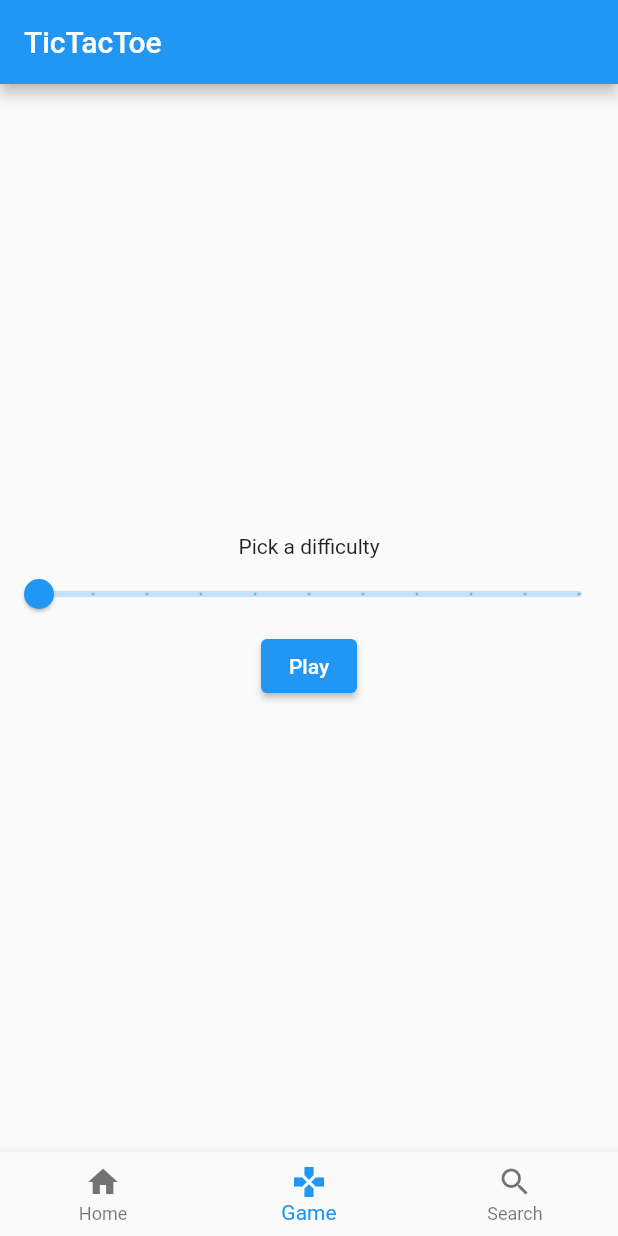
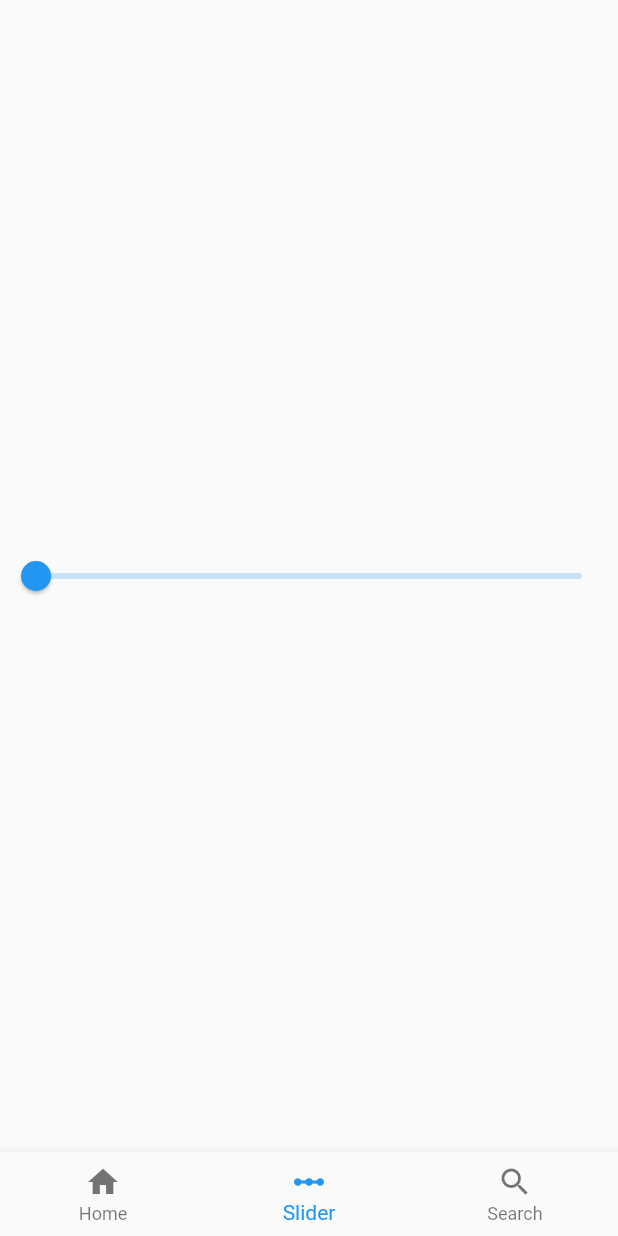
Before and after one commit to mt-akar/bottom_nav_layout, a Flutter app: the screen it shows after launch, item 2 of the bottom bar chosen, on a phone screen of 412 x 824 dp. Run offline on Flutter 3.47's test engine with Material 2 defaults, Android fonts, the phone set to English and light mode, and no system bars; our stand-ins replace salomon_bottom_bar.

Commit message:
Example code refined

```diff
--- a/example/lib/game_page.dart
+++ /dev/null
@@ -1,35 +0,0 @@
-import 'package:flutter/material.dart';
-
-/// [GamePage] a very simple stateful widget. We can easily change and observe its state.
-/// It is used to demonstrate the state preservation of [BottomNavLayout]
-class GamePage extends StatefulWidget {
-  final String name;
-
-  GamePage(this.name);
-
-  @override
-  _GamePageState createState() => _GamePageState();
-}
-
-class _GamePageState extends State<GamePage> {
-  // The page's state
-  double rating = 0;
-
-  @override
-  Widget build(BuildContext context) => Scaffold(
-        appBar: AppBar(title: Text("${widget.name}")),
-        body: Column(
-          mainAxisAlignment: MainAxisAlignment.center,
-          children: [
-            Text("Pick a difficulty"),
-            Slider(
-              value: rating,
-              divisions: 10,
-              label: '$rating',
-              onChanged: (double value) => setState(() => rating = value),
-            ),
-            ElevatedButton(onPressed: () {}, child: Text("Play"))
-          ],
-        ),
-      );
-}
--- a/example/lib/main.dart
+++ b/example/lib/main.dart
@@ -1,4 +1,5 @@
-import 'package:example/quick_start.dart';
+import 'package:example/quick_starts/quick_start.dart';
+import 'package:example/quick_starts/salomon_quick_start.dart';
 import 'package:flutter/material.dart';
 
 /// To run the quick_start example
--- /dev/null
+++ b/example/lib/pages/slider_page.dart
@@ -0,0 +1,20 @@
+import 'package:flutter/material.dart';
+
+/// [SliderPage] a very simple stateful widget. We can easily change and observe its state.
+/// It is used to demonstrate the state preservation of [BottomNavLayout]
+class SliderPage extends StatefulWidget {
+  @override
+  _SliderPageState createState() => _SliderPageState();
+}
+
+class _SliderPageState extends State<SliderPage> {
+  double r = 0;
+
+  @override
+  Widget build(BuildContext context) => Center(
+        child: Slider(
+          value: r,
+          onChanged: (double d) => setState(() => r = d),
+        ),
+      );
+}
--- a/example/lib/quick_start.dart
+++ b/example/lib/quick_starts/quick_start.dart
@@ -1,5 +1,5 @@
 import 'package:bottom_nav_layout/bottom_nav_layout.dart';
-import 'package:example/game_page.dart';
+import 'package:example/pages/slider_page.dart';
 import 'package:flutter/material.dart';
 
 class QuickStartApp extends StatelessWidget {
@@ -9,20 +9,14 @@ class QuickStartApp extends StatelessWidget {
       // The app's top level destinations
       pages: [
         Center(child: Text("Welcome to bottom_nav_layout")),
-        GamePage('TicTacToe'),
+        SliderPage(),
         Center(
-            child:
-                TextField(decoration: InputDecoration(hintText: 'Search...'))),
+            child: TextField(decoration: InputDecoration(hintText: 'Go...'))),
       ],
-      // savePageState: true, // Default is true
-      // pageStack: ReorderToFrontPageStack(initialPage: 0), // Default is ReorderToFrontPageStack
-      // bottomBarStyler: (bottomBar) => Padding(
-      //   padding: EdgeInsets.fromLTRB(16, 0, 16, 0),
-      //   child: bottomBar,
-      // ),
       items: [
         BottomNavigationBarItem(icon: Icon(Icons.home), label: 'Home'),
-        BottomNavigationBarItem(icon: Icon(Icons.gamepad), label: 'Game'),
+        BottomNavigationBarItem(
+            icon: Icon(Icons.linear_scale), label: 'Slider'),
         BottomNavigationBarItem(icon: Icon(Icons.search), label: 'Search'),
       ],
     );
--- a/example/lib/salomon_quick_start.dart
+++ b/example/lib/quick_starts/salomon_quick_start.dart
@@ -1,5 +1,5 @@
 import 'package:bottom_nav_layout/bottom_nav_layout.dart';
-import 'package:example/game_page.dart';
+import 'package:example/pages/slider_page.dart';
 import 'package:flutter/material.dart';
 import 'package:salomon_bottom_bar/salomon_bottom_bar.dart';
 
@@ -10,20 +10,14 @@ class SalomonQuickStartApp extends StatelessWidget {
       // The app's top level destinations
       pages: [
         Center(child: Text("Welcome to bottom_nav_layout")),
-        GamePage('TicTacToe'),
+        SliderPage(),
         Center(
-            child:
-                TextField(decoration: InputDecoration(hintText: 'Search...'))),
+            child: TextField(decoration: InputDecoration(hintText: 'Go...'))),
       ],
-      // savePageState: true, // Default is true
-      // pageStack: ReorderToFrontPageStack(initialPage: 0), // Default is ReorderToFrontPageStack
-      // bottomBarStyler: (bottomBar) => Padding(
-      //   padding: EdgeInsets.fromLTRB(16, 0, 16, 0),
-      //   child: bottomBar,
-      // ),
       items: [
         SalomonBottomBarItem(icon: Icon(Icons.home), title: Text('Home')),
-        SalomonBottomBarItem(icon: Icon(Icons.gamepad), title: Text('Game')),
+        SalomonBottomBarItem(
+            icon: Icon(Icons.linear_scale), title: Text('Slider')),
         SalomonBottomBarItem(icon: Icon(Icons.search), title: Text('Search')),
       ],
     );
```
Also changed, not shown: example/pubspec.lock.
